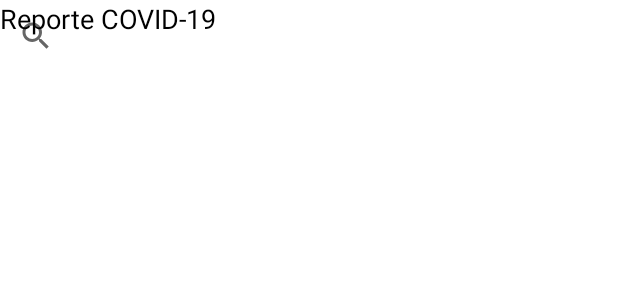
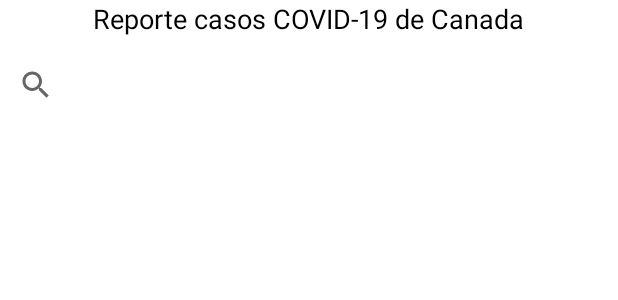
Before and after one commit to Emiidk01/mobile-exam, an Android app: the layout activity_country.xml on its own in the app's theme, with its tools: preview values and no code run, on a phone screen of 412 x 824 dp. Shown: the top 300 px of the screen. Run offline under Robolectric (Android 15) with nearby library versions, the phone set to English and light mode, and no system bars.

```diff
--- a/app/src/main/AndroidManifest.xml
+++ b/app/src/main/AndroidManifest.xml
@@ -17,8 +17,7 @@
 
         <activity
             android:name="com.framework.views.activities.CountryActivity"
-            android:exported="true"
-            tools:ignore="Instantiatable">
+            android:exported="true">
             <intent-filter>
                 <action android:name="android.intent.action.MAIN" />
 
--- a/app/src/main/java/com/data/network/CountryAPIClient.kt
+++ b/app/src/main/java/com/data/network/CountryAPIClient.kt
@@ -11,12 +11,12 @@ class CountryAPIClient {
     suspend fun getCovidData(apiKey: String): List<CasesObject>? {
         return withContext(Dispatchers.IO) {
             try {
-                val response = apiService.getCovidData(apiKey).execute()
+                val response = apiService.getCovidData(apiKey.trim()).execute()
                 if (response.isSuccessful) {
                     println("API Client - Successful response: ${response.body()}")
                     response.body()
                 } else {
-                    println("API Client - Response not successful: ${response.errorBody()}")
+                    println("API Client - Response not successful: ${response.errorBody()?.string()}")
                     emptyList()
                 }
             } catch (e: Exception) {
--- a/app/src/main/java/com/data/network/CountryAPIService.kt
+++ b/app/src/main/java/com/data/network/CountryAPIService.kt
@@ -4,10 +4,11 @@ import com.data.network.model.CasesObject
 import retrofit2.Call
 import retrofit2.http.GET
 import retrofit2.http.Header
+import retrofit2.http.Query
 
 interface CountryAPIService {
     @GET("?country=canada")
     fun getCovidData(
-        @Header("rMDOQVSAOpHab3I65cqxlg==EkwityQtbSIhyAiB\n") apiKey: String
+        @Header("X-Api-Key") apiKey: String
     ): Call<List<CasesObject>>
 }
--- a/app/src/main/res/layout/activity_country.xml
+++ b/app/src/main/res/layout/activity_country.xml
@@ -8,31 +8,35 @@
 
     <TextView
         android:id="@+id/tvTitle"
-        android:layout_width="match_parent"
+        android:layout_width="wrap_content"
         android:layout_height="wrap_content"
-        android:text="Reporte COVID-19"
+        android:text="Reporte casos COVID-19 de Canada"
         android:textSize="18sp"
         android:paddingBottom="8dp"
         android:textColor="@color/black"
-        tools:ignore="MissingConstraints" />
+        app:layout_constraintLeft_toLeftOf="parent"
+        app:layout_constraintRight_toRightOf="parent"
+        app:layout_constraintTop_toTopOf="parent"
+        app:layout_constraintHorizontal_bias="0.5"/>
 
     <androidx.appcompat.widget.SearchView
         android:id="@+id/svCountries"
         android:layout_width="0dp"
         android:layout_height="wrap_content"
         app:layout_constraintVertical_bias="0"
-        app:layout_constraintTop_toBottomOf="parent"
+        app:layout_constraintTop_toBottomOf="@id/tvTitle"
         app:layout_constraintLeft_toLeftOf="parent"
-        app:layout_constraintRight_toRightOf="parent"
-        app:layout_constraintTop_toTopOf="parent" />
+        app:layout_constraintRight_toRightOf="parent" />
 
     <androidx.recyclerview.widget.RecyclerView
         android:id="@+id/rvCountries"
         android:layout_width="0dp"
         android:layout_height="0dp"
+        app:layout_constraintBottom_toBottomOf="parent"
+        app:layout_constraintEnd_toEndOf="parent"
+        app:layout_constraintHorizontal_bias="0.0"
+        app:layout_constraintStart_toStartOf="parent"
         app:layout_constraintTop_toBottomOf="@id/svCountries"
-        app:layout_constraintStart_toStartOf="parent"
-        app:layout_constraintEnd_toEndOf="parent"
-        app:layout_constraintBottom_toBottomOf="parent"/>
+        app:layout_constraintVertical_bias="0.0" />
 
 </androidx.constraintlayout.widget.ConstraintLayout>
```
Also changed, not shown: app/src/main/java/com/framework/adapters/viewholders/CountryViewHolder.kt (+6 -4 lines), app/src/main/java/com/framework/views/activities/CountryActivity.kt (+5 -3 lines).
